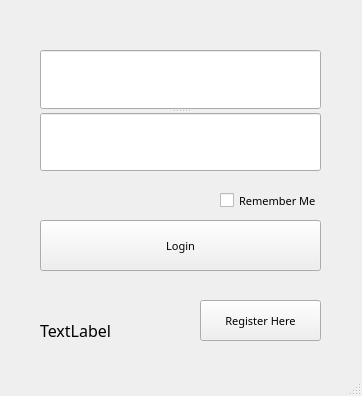
Old version of the form product_management_system/login.ui in the repository SanjulaD/prodcut-ms-qtcw.
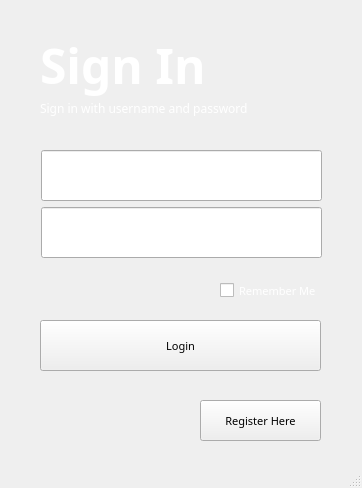
New version of the form.

Commit message: feat: new styles to login and remove unwanted elements

```diff
--- a/product_management_system/login.ui
+++ b/product_management_system/login.ui
@@ -7,37 +7,18 @@
     <x>0</x>
     <y>0</y>
     <width>362</width>
-    <height>396</height>
+    <height>488</height>
    </rect>
   </property>
   <property name="windowTitle">
    <string>Login</string>
   </property>
   <widget class="QWidget" name="centralwidget">
-   <widget class="QLabel" name="label">
-    <property name="geometry">
-     <rect>
-      <x>40</x>
-      <y>300</y>
-      <width>141</width>
-      <height>61</height>
-     </rect>
-    </property>
-    <property name="font">
-     <font>
-      <family>Poppins</family>
-      <pointsize>12</pointsize>
-     </font>
-    </property>
-    <property name="text">
-     <string>TextLabel</string>
-    </property>
-   </widget>
    <widget class="QCheckBox" name="checkBox">
     <property name="geometry">
      <rect>
       <x>220</x>
-      <y>190</y>
+      <y>280</y>
       <width>101</width>
       <height>21</height>
      </rect>
@@ -48,6 +29,9 @@
       <pointsize>8</pointsize>
      </font>
     </property>
+    <property name="styleSheet">
+     <string notr="true">color: rgb(255, 255, 255);</string>
+    </property>
     <property name="text">
      <string>Remember Me</string>
     </property>
@@ -55,52 +39,11 @@
      <bool>true</bool>
     </property>
    </widget>
-   <widget class="QSplitter" name="splitter">
-    <property name="geometry">
-     <rect>
-      <x>40</x>
-      <y>50</y>
-      <width>281</width>
-      <height>121</height>
-     </rect>
-    </property>
-    <property name="font">
-     <font>
-      <family>Poppins</family>
-      <pointsize>12</pointsize>
-     </font>
-    </property>
-    <property name="orientation">
-     <enum>Qt::Vertical</enum>
-    </property>
-    <widget class="QLineEdit" name="userLineEdit">
-     <property name="font">
-      <font>
-       <family>Poppins</family>
-       <pointsize>12</pointsize>
-      </font>
-     </property>
-     <property name="placeholderText">
-      <string/>
-     </property>
-    </widget>
-    <widget class="QLineEdit" name="passwordLineEdit">
-     <property name="font">
-      <font>
-       <family>Poppins</family>
-       <pointsize>12</pointsize>
-      </font>
-     </property>
-     <property name="echoMode">
-      <enum>QLineEdit::Password</enum>
-     </property>
-    </widget>
-   </widget>
    <widget class="QPushButton" name="register_page">
     <property name="geometry">
      <rect>
       <x>200</x>
-      <y>300</y>
+      <y>400</y>
       <width>121</width>
       <height>41</height>
      </rect>
@@ -122,7 +65,7 @@
     <property name="geometry">
      <rect>
       <x>40</x>
-      <y>220</y>
+      <y>320</y>
       <width>281</width>
       <height>51</height>
      </rect>
@@ -140,6 +83,97 @@
      <string>Login</string>
     </property>
    </widget>
+   <widget class="QLabel" name="label">
+    <property name="geometry">
+     <rect>
+      <x>40</x>
+      <y>30</y>
+      <width>181</width>
+      <height>71</height>
+     </rect>
+    </property>
+    <property name="font">
+     <font>
+      <family>Poppins</family>
+      <pointsize>36</pointsize>
+      <weight>75</weight>
+      <bold>true</bold>
+     </font>
+    </property>
+    <property name="styleSheet">
+     <string notr="true">color: rgb(255, 255, 255);</string>
+    </property>
+    <property name="text">
+     <string>Sign In</string>
+    </property>
+   </widget>
+   <widget class="QLabel" name="label_2">
+    <property name="geometry">
+     <rect>
+      <x>40</x>
+      <y>100</y>
+      <width>211</width>
+      <height>16</height>
+     </rect>
+    </property>
+    <property name="font">
+     <font>
+      <family>Poppins</family>
+     </font>
+    </property>
+    <property name="styleSheet">
+     <string notr="true">color: rgb(255, 255, 255);</string>
+    </property>
+    <property name="text">
+     <string>Sign in with username and password</string>
+    </property>
+   </widget>
+   <widget class="QLineEdit" name="passwordLineEdit">
+    <property name="geometry">
+     <rect>
+      <x>41</x>
+      <y>207</y>
+      <width>281</width>
+      <height>51</height>
+     </rect>
+    </property>
+    <property name="font">
+     <font>
+      <family>Poppins</family>
+      <pointsize>12</pointsize>
+     </font>
+    </property>
+    <property name="echoMode">
+     <enum>QLineEdit::Password</enum>
+    </property>
+   </widget>
+   <widget class="QLineEdit" name="userLineEdit">
+    <property name="geometry">
+     <rect>
+      <x>41</x>
+      <y>150</y>
+      <width>281</width>
+      <height>51</height>
+     </rect>
+    </property>
+    <property name="font">
+     <font>
+      <family>Poppins</family>
+      <pointsize>12</pointsize>
+     </font>
+    </property>
+    <property name="placeholderText">
+     <string/>
+    </property>
+   </widget>
+   <zorder>splitter</zorder>
+   <zorder>label</zorder>
+   <zorder>register_page</zorder>
+   <zorder>passwordLineEdit</zorder>
+   <zorder>label_2</zorder>
+   <zorder>loginButton</zorder>
+   <zorder>userLineEdit</zorder>
+   <zorder>checkBox</zorder>
   </widget>
   <widget class="QMenuBar" name="menubar">
    <property name="geometry">
```
The commit also changes 4 other files.
